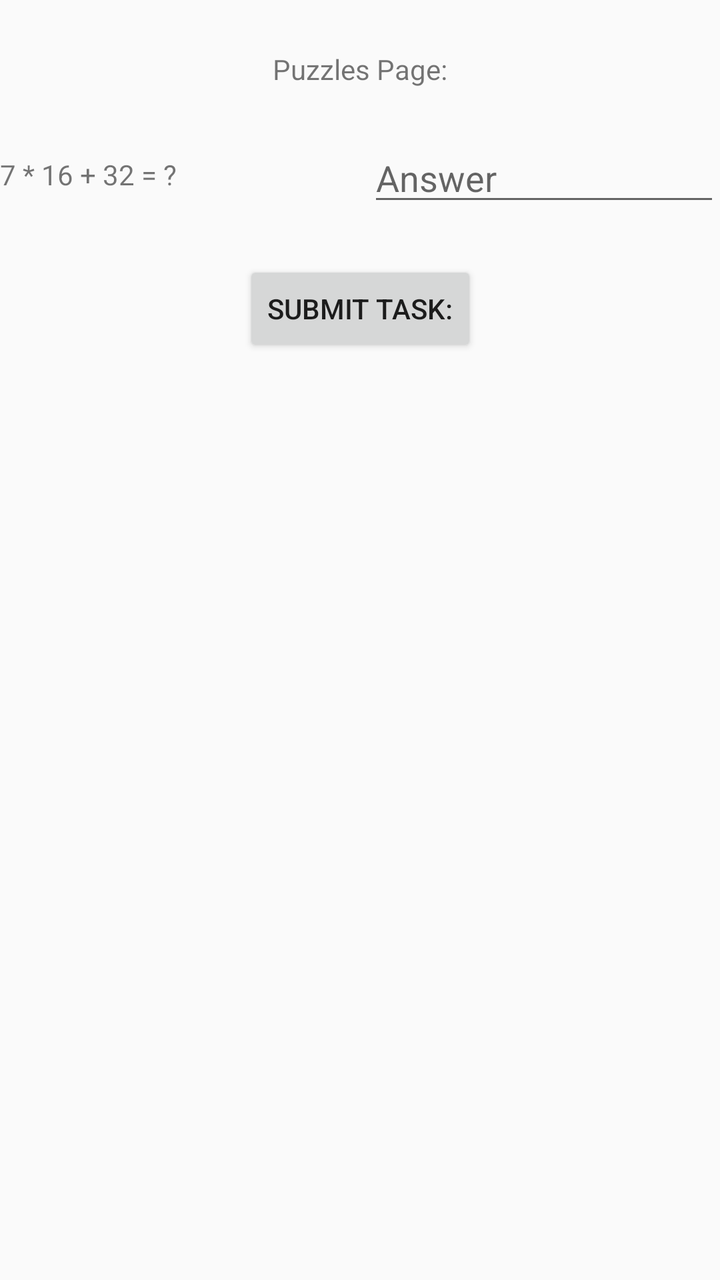
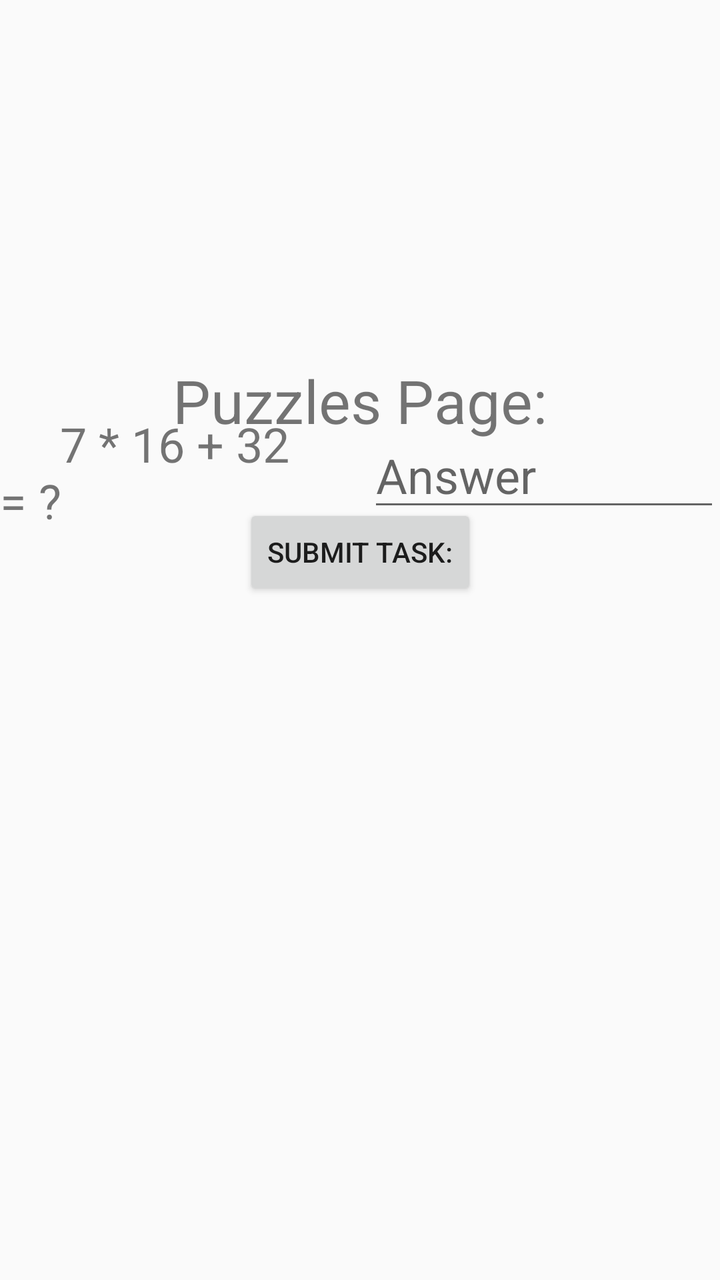

Compare the two renders of this Android layout. The source of the first and the diff that turns it into the second are given below.
<!-- AndroidManifest.xml: application theme Theme.COMP3000 -->
<!-- res/layout/activity_puzzles.xml -->
<?xml version="1.0" encoding="utf-8"?>
<androidx.constraintlayout.widget.ConstraintLayout xmlns:android="http://schemas.android.com/apk/res/android"
    android:layout_width="match_parent"
    android:layout_height="match_parent"
    xmlns:app="http://schemas.android.com/apk/res-auto"
    android:orientation="vertical">

    <TextView
        android:id="@+id/puzzlePageTitle"
        android:text="Puzzles Page:"
        android:layout_width="wrap_content"
        android:layout_height="wrap_content"
        app:layout_constraintHorizontal_bias="0.5"
        app:layout_constraintVertical_bias="0.04"
        app:layout_constraintStart_toStartOf="parent"
        app:layout_constraintEnd_toEndOf="parent"
        app:layout_constraintTop_toTopOf="parent"
        app:layout_constraintBottom_toBottomOf="parent"
        />

    <Button
        android:id="@+id/puzzleSubmit"
        android:text="Submit Task:"
        android:layout_gravity="center"
        android:layout_margin="20dp"
        android:onClick="submitPuzzle"
        app:layout_constraintHorizontal_bias="0.5"
        app:layout_constraintVertical_bias="0.2"
        android:layout_width="wrap_content"
        android:layout_height="wrap_content"
        app:layout_constraintBottom_toBottomOf="parent"
        app:layout_constraintEnd_toEndOf="parent"
        app:layout_constraintStart_toStartOf="parent"
        app:layout_constraintTop_toTopOf="parent"
        />

    <TextView
        android:id="@+id/mathsPuzzle"
        android:layout_width="0dp"
        android:layout_height="wrap_content"
        android:text="7 * 16 + 32 = ?"
        android:layout_marginEnd="8dp"
        app:layout_constraintStart_toStartOf="parent"
        app:layout_constraintEnd_toStartOf="@id/answerInput"
        app:layout_constraintTop_toBottomOf="@id/puzzlePageTitle"
        app:layout_constraintBottom_toTopOf="@id/puzzleSubmit" />

    <EditText
        android:id="@+id/answerInput"
        android:inputType="number"
        android:hint="Answer"
        android:layout_width="0dp"
        android:layout_height="wrap_content"
        app:layout_constraintStart_toEndOf="@id/mathsPuzzle"
        app:layout_constraintEnd_toEndOf="parent"
        app:layout_constraintTop_toBottomOf="@id/puzzlePageTitle"
        app:layout_constraintBottom_toTopOf="@id/puzzleSubmit" />

</androidx.constraintlayout.widget.ConstraintLayout>
<!-- resources referenced by this layout -->
<resources>
  <style name="Theme.COMP3000" parent="Base.Theme.COMP3000" />
  <style name="Base.Theme.COMP3000" parent="Theme.AppCompat.Light.NoActionBar">
      <item name="colorPrimary">@color/colorPrimary</item>
      <item name="colorPrimaryDark">@color/colorPrimaryDark</item>
      <item name="colorAccent">@color/colorAccent</item>
  </style>
  <color name="colorPrimary">#6B5B8C</color>
  <color name="colorPrimaryDark">#6A1191</color>
  <color name="colorAccent">#AD27F5</color>
</resources>

<!-- the commit's change to res/layout/activity_puzzles.xml (unified diff, before → after) -->
@@ -11,7 +11,8 @@
         android:layout_width="wrap_content"
         android:layout_height="wrap_content"
         app:layout_constraintHorizontal_bias="0.5"
-        app:layout_constraintVertical_bias="0.04"
+        app:layout_constraintVertical_bias="0.3"
+        android:textSize="30sp"
         app:layout_constraintStart_toStartOf="parent"
         app:layout_constraintEnd_toEndOf="parent"
         app:layout_constraintTop_toTopOf="parent"
@@ -25,7 +26,7 @@
         android:layout_margin="20dp"
         android:onClick="submitPuzzle"
         app:layout_constraintHorizontal_bias="0.5"
-        app:layout_constraintVertical_bias="0.2"
+        app:layout_constraintVertical_bias="0.42"
         android:layout_width="wrap_content"
         android:layout_height="wrap_content"
         app:layout_constraintBottom_toBottomOf="parent"
@@ -38,7 +39,10 @@
         android:id="@+id/mathsPuzzle"
         android:layout_width="0dp"
         android:layout_height="wrap_content"
-        android:text="7 * 16 + 32 = ?"
+        android:text="     7 * 16 + 32 = ?"
+        app:layout_constraintHorizontal_bias="0.5"
+        app:layout_constraintVertical_bias="0.5"
+        android:textSize="24sp"
         android:layout_marginEnd="8dp"
         app:layout_constraintStart_toStartOf="parent"
         app:layout_constraintEnd_toStartOf="@id/answerInput"
@@ -49,6 +53,7 @@
         android:id="@+id/answerInput"
         android:inputType="number"
         android:hint="Answer"
+        android:textSize="24sp"
         android:layout_width="0dp"
         android:layout_height="wrap_content"
         app:layout_constraintStart_toEndOf="@id/mathsPuzzle"
